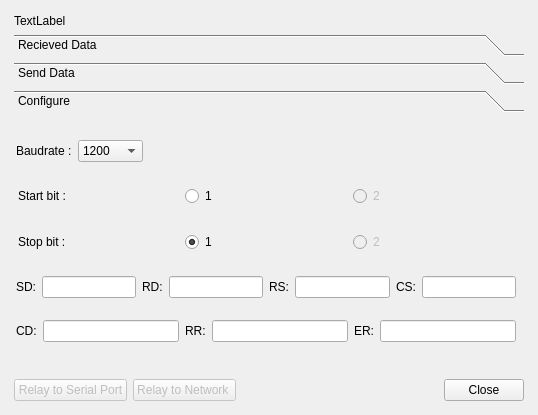
TheProjecter/pockemul, file ui/serialconsole.ui: the form before one commit.
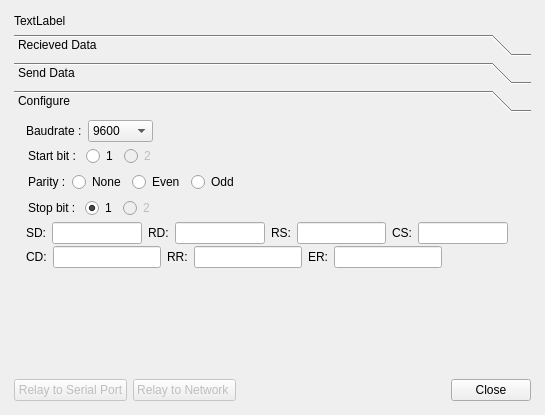
The form after the commit. The open tabs and pages were chosen to show the change.

Patch:
```diff
--- a/ui/serialconsole.ui
+++ b/ui/serialconsole.ui
@@ -6,7 +6,7 @@
    <rect>
     <x>0</x>
     <y>0</y>
-    <width>538</width>
+    <width>545</width>
     <height>415</height>
    </rect>
   </property>
@@ -311,7 +311,7 @@
          <rect>
           <x>0</x>
           <y>0</y>
-          <width>510</width>
+          <width>517</width>
           <height>256</height>
          </rect>
         </property>
@@ -321,16 +321,19 @@
         <widget class="QWidget" name="layoutWidget">
          <property name="geometry">
           <rect>
-           <x>0</x>
+           <x>10</x>
            <y>0</y>
-           <width>504</width>
-           <height>248</height>
+           <width>508</width>
+           <height>152</height>
           </rect>
          </property>
          <layout class="QVBoxLayout" name="verticalLayout">
           <property name="spacing">
            <number>2</number>
           </property>
+          <property name="sizeConstraint">
+           <enum>QLayout::SetDefaultConstraint</enum>
+          </property>
           <property name="margin">
            <number>2</number>
           </property>
@@ -346,7 +349,7 @@
             <item>
              <widget class="QComboBox" name="baudCombo">
               <property name="currentIndex">
-               <number>2</number>
+               <number>5</number>
               </property>
               <item>
                <property name="text">
@@ -436,6 +439,76 @@
                <string>2</string>
               </property>
              </widget>
+            </item>
+            <item>
+             <spacer name="horizontalSpacer_2">
+              <property name="orientation">
+               <enum>Qt::Horizontal</enum>
+              </property>
+              <property name="sizeHint" stdset="0">
+               <size>
+                <width>40</width>
+                <height>20</height>
+               </size>
+              </property>
+             </spacer>
+            </item>
+           </layout>
+          </item>
+          <item>
+           <layout class="QHBoxLayout" name="horizontalLayout_6">
+            <property name="margin">
+             <number>2</number>
+            </property>
+            <item>
+             <widget class="QLabel" name="label_9">
+              <property name="text">
+               <string>Parity :</string>
+              </property>
+             </widget>
+            </item>
+            <item>
+             <widget class="QRadioButton" name="parityNrb">
+              <property name="text">
+               <string>None</string>
+              </property>
+              <property name="checked">
+               <bool>true</bool>
+              </property>
+             </widget>
+            </item>
+            <item>
+             <widget class="QRadioButton" name="parityErb">
+              <property name="enabled">
+               <bool>true</bool>
+              </property>
+              <property name="text">
+               <string>Even</string>
+              </property>
+             </widget>
+            </item>
+            <item>
+             <widget class="QRadioButton" name="parityOrb">
+              <property name="enabled">
+               <bool>true</bool>
+              </property>
+              <property name="text">
+               <string>Odd</string>
+              </property>
+             </widget>
+            </item>
+            <item>
+             <spacer name="horizontalSpacer_3">
+              <property name="orientation">
+               <enum>Qt::Horizontal</enum>
+              </property>
+              <property name="sizeHint" stdset="0">
+               <size>
+                <width>40</width>
+                <height>20</height>
+               </size>
+              </property>
+             </spacer>
             </item>
            </layout>
           </item>
@@ -471,6 +544,19 @@
               </property>
              </widget>
             </item>
+            <item>
+             <spacer name="horizontalSpacer_4">
+              <property name="orientation">
+               <enum>Qt::Horizontal</enum>
+              </property>
+              <property name="sizeHint" stdset="0">
+               <size>
+                <width>40</width>
+                <height>20</height>
+               </size>
+              </property>
+             </spacer>
+            </item>
            </layout>
           </item>
           <item>
@@ -515,6 +601,19 @@
             <item>
              <widget class="QLineEdit" name="lEdit_CS"/>
             </item>
+            <item>
+             <spacer name="horizontalSpacer_5">
+              <property name="orientation">
+               <enum>Qt::Horizontal</enum>
+              </property>
+              <property name="sizeHint" stdset="0">
+               <size>
+                <width>40</width>
+                <height>20</height>
+               </size>
+              </property>
+             </spacer>
+            </item>
            </layout>
           </item>
           <item>
@@ -549,6 +648,19 @@
             <item>
              <widget class="QLineEdit" name="lEdit_ER"/>
             </item>
+            <item>
+             <spacer name="horizontalSpacer_6">
+              <property name="orientation">
+               <enum>Qt::Horizontal</enum>
+              </property>
+              <property name="sizeHint" stdset="0">
+               <size>
+                <width>40</width>
+                <height>20</height>
+               </size>
+              </property>
+             </spacer>
+            </item>
            </layout>
           </item>
          </layout>
```
Left out of the diff: 12 changed lines with no effect on the pictures.
